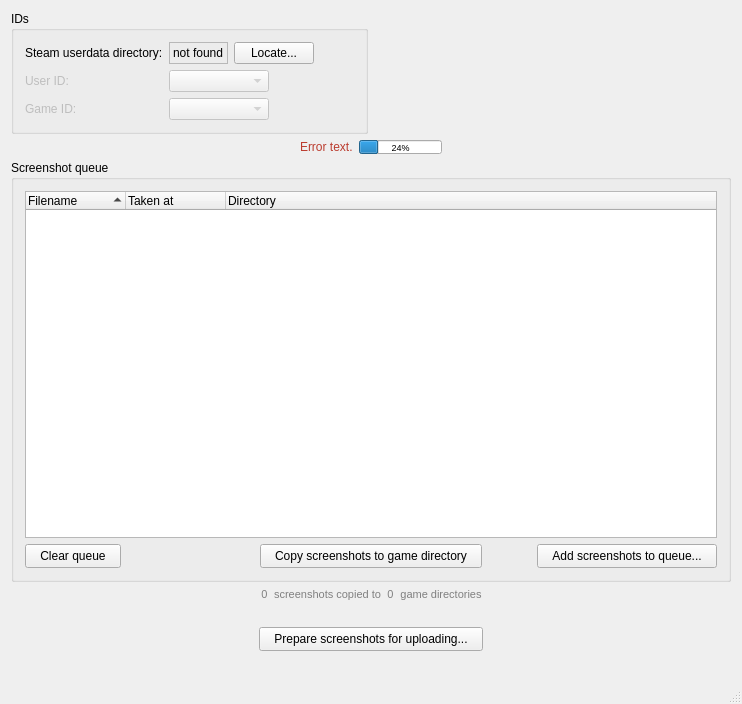
Above: mainwindow.ui from awthwathje/SteaScree before the change. Below: the same form after it.
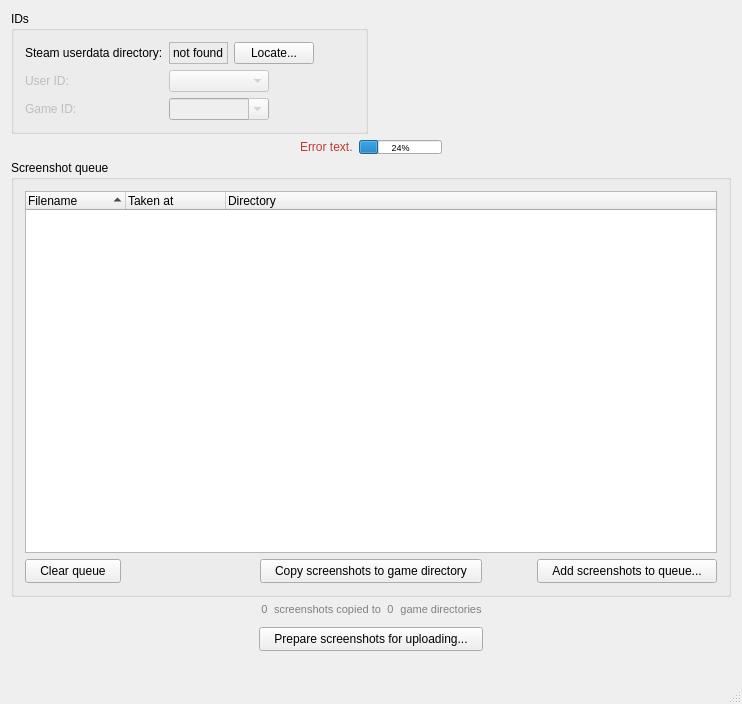
That is the form after the change.

Commit message: Game ID combo box is now editable. Minor UI improvement.

```diff
--- a/mainwindow.ui
+++ b/mainwindow.ui
@@ -452,7 +452,7 @@
         <property name="sizeHint" stdset="0">
          <size>
           <width>20</width>
-          <height>20</height>
+          <height>5</height>
          </size>
         </property>
        </spacer>
@@ -696,6 +696,9 @@
                  <height>0</height>
                 </size>
                </property>
+               <property name="editable">
+                <bool>true</bool>
+               </property>
                <property name="sizeAdjustPolicy">
                 <enum>QComboBox::AdjustToContents</enum>
                </property>
```
The commit also changes 1 other file.
